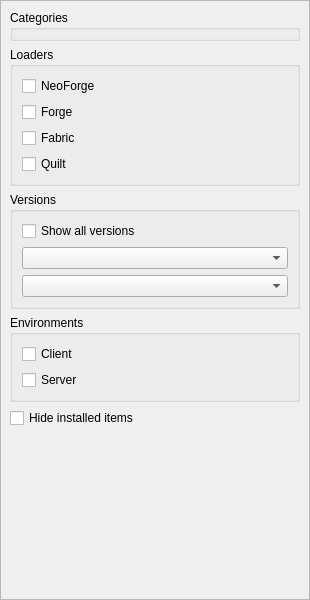
Above: launcher/ui/widgets/ModFilterWidget.ui from MinWixMods/ShatteredPrism before the change. Below: the same form after it.
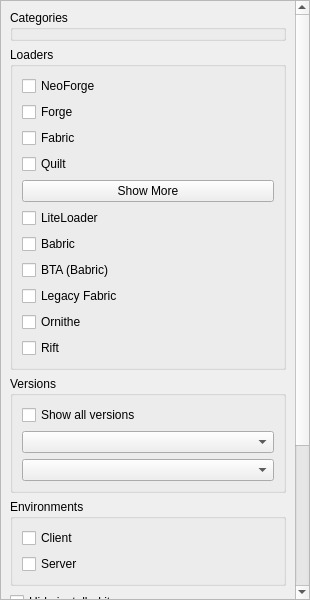
That is the form after the change. Custom widgets are drawn as their Qt base class.

Diff of the .ui file:
```diff
--- a/launcher/ui/widgets/ModFilterWidget.ui
+++ b/launcher/ui/widgets/ModFilterWidget.ui
@@ -63,8 +63,8 @@
        <rect>
         <x>0</x>
         <y>0</y>
-        <width>308</width>
-        <height>598</height>
+        <width>294</width>
+        <height>781</height>
        </rect>
       </property>
       <layout class="QVBoxLayout" name="verticalLayout">
@@ -121,6 +121,76 @@
             </property>
            </widget>
           </item>
+          <item>
+           <widget class="QPushButton" name="showMoreButton">
+            <property name="text">
+             <string>Show More</string>
+            </property>
+           </widget>
+          </item>
+          <item>
+           <widget class="QWidget" name="extendedModLoadersWidget" native="true">
+            <property name="visible">
+             <bool>false</bool>
+            </property>
+            <layout class="QVBoxLayout" name="extendedModLoadersLayout">
+             <property name="leftMargin">
+              <number>0</number>
+             </property>
+             <property name="topMargin">
+              <number>0</number>
+             </property>
+             <property name="rightMargin">
+              <number>0</number>
+             </property>
+             <property name="bottomMargin">
+              <number>0</number>
+             </property>
+             <item>
+              <widget class="QCheckBox" name="liteLoader">
+               <property name="text">
+                <string>LiteLoader</string>
+               </property>
+              </widget>
+             </item>
+             <item>
+              <widget class="QCheckBox" name="babric">
+               <property name="text">
+                <string>Babric</string>
+               </property>
+              </widget>
+             </item>
+             <item>
+              <widget class="QCheckBox" name="btaBabric">
+               <property name="text">
+                <string>BTA (Babric)</string>
+               </property>
+              </widget>
+             </item>
+             <item>
+              <widget class="QCheckBox" name="legacyFabric">
+               <property name="text">
+                <string>Legacy Fabric</string>
+               </property>
+              </widget>
+             </item>
+             <item>
+              <widget class="QCheckBox" name="ornithe">
+               <property name="text">
+                <string>Ornithe</string>
+               </property>
+              </widget>
+             </item>
+             <item>
+              <widget class="QCheckBox" name="rift">
+               <property name="text">
+                <string>Rift</string>
+               </property>
+              </widget>
+             </item>
+            </layout>
+           </widget>
+          </item>
          </layout>
         </widget>
        </item>
@@ -188,6 +258,50 @@
          </property>
         </widget>
        </item>
+       <item>
+        <widget class="QCheckBox" name="openSource">
+         <property name="text">
+          <string>Open source only</string>
+         </property>
+        </widget>
+       </item>
+       <item>
+        <widget class="QGroupBox" name="releaseGroup">
+         <property name="title">
+          <string>Release type</string>
+         </property>
+         <layout class="QVBoxLayout" name="verticalLayout_6">
+          <item>
+           <widget class="QCheckBox" name="releaseCb">
+            <property name="text">
+             <string>Release</string>
+            </property>
+           </widget>
+          </item>
+          <item>
+           <widget class="QCheckBox" name="betaCb">
+            <property name="text">
+             <string>Beta</string>
+            </property>
+           </widget>
+          </item>
+          <item>
+           <widget class="QCheckBox" name="alphaCb">
+            <property name="text">
+             <string>Alpha</string>
+            </property>
+           </widget>
+          </item>
+          <item>
+           <widget class="QCheckBox" name="unknownCb">
+            <property name="text">
+             <string>Unknown</string>
+            </property>
+           </widget>
+          </item>
+         </layout>
+        </widget>
+       </item>
        <item>
         <spacer name="verticalSpacer">
          <property name="orientation">
```
